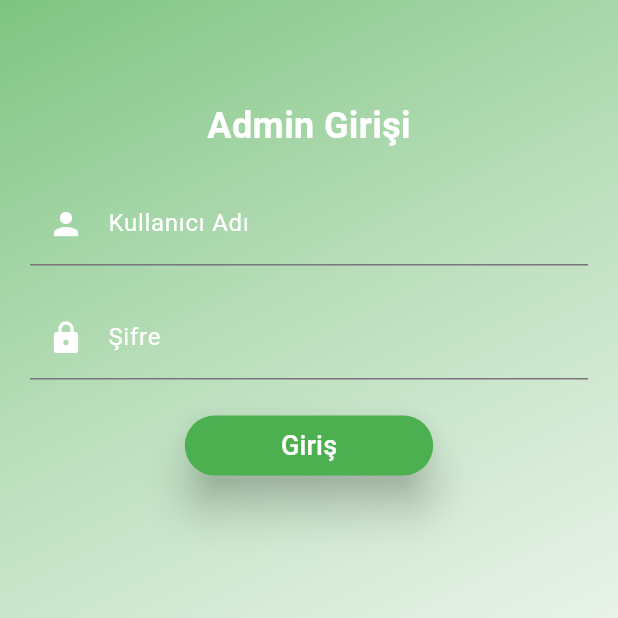
After one commit to esramukaddescetin/flutter-Waiter-App, a Flutter app: the screen it shows after launch, after a tap on "Admin Girişi", on a phone screen of 412 x 824 dp, the part 327-945 px from its top. The commit adds this screen. Run offline on Flutter 3.47's test engine with Material 3 defaults, Android fonts, the phone set to English and light mode, and no system bars.

Commit message:
admin login page designed

```diff
--- /dev/null
+++ b/lib/admin_login.dart
@@ -0,0 +1,92 @@
+import 'package:flutter/material.dart';
+
+import '../my_widgets.dart';
+
+class AdminLoginPage extends StatefulWidget {
+  @override
+  _StaffLoginPageState createState() => _StaffLoginPageState();
+}
+
+class _StaffLoginPageState extends State<AdminLoginPage> {
+  final TextEditingController _usernameController = TextEditingController();
+  final TextEditingController _passwordController = TextEditingController();
+
+  @override
+  Widget build(BuildContext context) {
+    return Scaffold(
+      body: Stack(
+        children: [
+          Container(
+            decoration: WidgetBackcolor(
+              Colors.green,
+              Colors.white60,
+            ),
+            child: Padding(
+              padding: EdgeInsets.all(20.0),
+              child: Column(
+                mainAxisAlignment: MainAxisAlignment.center,
+                crossAxisAlignment: CrossAxisAlignment.center,
+                children: <Widget>[
+                  Text(
+                    'Admin Girişi',
+                    style: TextStyle(
+                      fontSize: 24.0,
+                      fontWeight: FontWeight.bold,
+                      color: Colors.white,
+                    ),
+                  ),
+                  SizedBox(height: 20.0),
+                  TextField(
+                    controller: _usernameController,
+                    decoration: InputDecoration(
+                      labelText: 'Kullanıcı Adı',
+                      prefixIcon: Icon(Icons.person, color: Colors.white),
+                      labelStyle: TextStyle(color: Colors.white),
+                    ),
+                  ),
+                  SizedBox(height: 20.0),
+                  TextField(
+                    controller: _passwordController,
+                    obscureText: true,
+                    decoration: InputDecoration(
+                      labelText: 'Şifre',
+                      prefixIcon: Icon(Icons.lock, color: Colors.white),
+                      labelStyle: TextStyle(color: Colors.white),
+                    ),
+                  ),
+                  SizedBox(height: 20.0),
+                  ElevatedButton(
+                    style: ElevatedButton.styleFrom(
+                      elevation: 12,
+                      backgroundColor: Colors.green,
+                    ),
+                    onPressed: () {},
+                    child: Container(
+                      padding: EdgeInsets.symmetric(horizontal: 40),
+                      child: Text(
+                        'Giriş',
+                        style: TextStyle(
+                          color: Colors.white,
+                          fontSize: 18,
+                        ),
+                      ),
+                    ),
+                  ),
+                ],
+              ),
+            ),
+          ),
+          IconBack(),
+        ],
+      ),
+    );
+  }
+}
+
+void main() {
+  runApp(MaterialApp(
+    debugShowCheckedModeBanner: false,
+    title: 'Personel Girişi',
+    home: AdminLoginPage(),
+  ));
+}
--- a/lib/home_page.dart
+++ b/lib/home_page.dart
@@ -73,7 +73,7 @@ class HomePage extends StatelessWidget {
               ),
               TextButton(
                 onPressed: () {
-                  Navigator.pushNamed(context, '/loginPage');
+                  Navigator.pushNamed(context, '/adminLoginPage');
                 },
                 child: ButtonEntry(giris: 'Admin Girişi'),
               ),
--- a/lib/main.dart
+++ b/lib/main.dart
@@ -1,5 +1,6 @@
 import 'package:flutter/material.dart';
 
+import 'admin_login.dart';
 import 'home_page.dart';
 import 'login_page.dart';
 
@@ -16,6 +17,7 @@ class WaiterApp extends StatelessWidget {
         '/': (context) => HomePage(),
         '/homePage': (context) => HomePage(),
         '/loginPage': (context) => LoginPage(),
+        '/adminLoginPage': (context) => AdminLoginPage(),
       },
     );
   }
```
